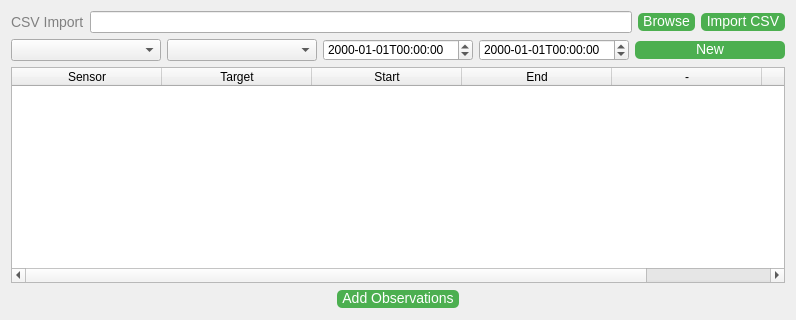
Before: the Qt Designer form ui/design/qtcreator/observations-panel.ui in esaSPICEservice/ess-plugin, drawn with Qt 5.
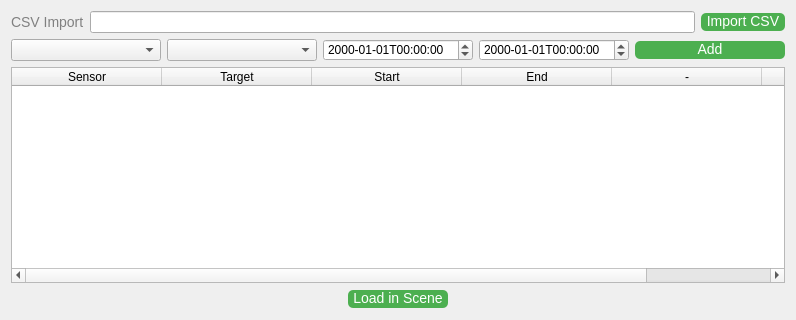
After: the same form once the commit is applied.

Commit message: Observations import cleanup

```diff
--- a/ui/design/qtcreator/observations-panel.ui
+++ b/ui/design/qtcreator/observations-panel.ui
@@ -51,13 +51,6 @@
      <item>
       <widget class="QLineEdit" name="importLineEdit"/>
      </item>
-     <item>
-      <widget class="QPushButton" name="browseButton">
-       <property name="text">
-        <string>Browse</string>
-       </property>
-      </widget>
-     </item>
      <item>
       <widget class="QPushButton" name="importButton">
        <property name="text">
@@ -98,7 +91,7 @@
      <item>
       <widget class="QPushButton" name="newButton">
        <property name="text">
-        <string>New</string>
+        <string>Add</string>
        </property>
       </widget>
      </item>
@@ -163,7 +156,7 @@
      <item>
       <widget class="QPushButton" name="addButton">
        <property name="text">
-        <string>Add Observations</string>
+        <string>Load in Scene</string>
        </property>
       </widget>
      </item>
```
The commit also changes 2 other files.
